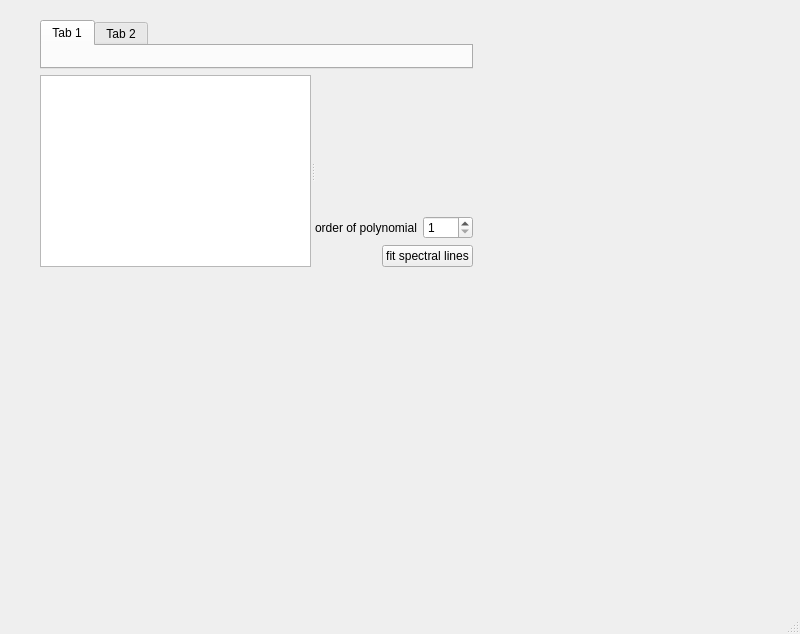
Old version of the form piccolo2/utils/calibrate.ui in the repository TeamPiccolo/piccolo2-utils.
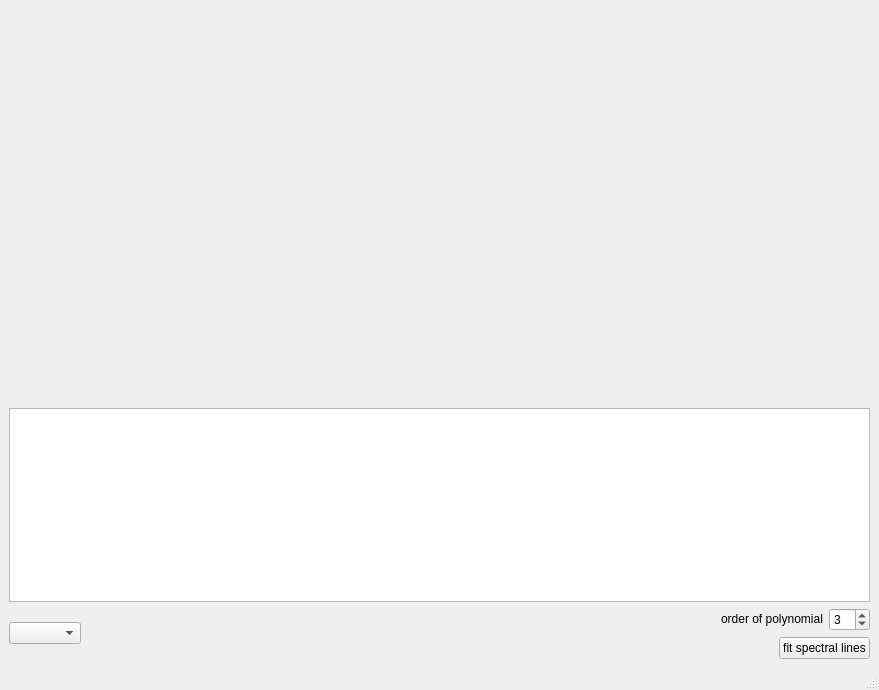
New version of the form. Custom widgets are drawn as their Qt base class.

What changed in the file:
```diff
--- a/piccolo2/utils/calibrate.ui
+++ b/piccolo2/utils/calibrate.ui
@@ -6,70 +6,102 @@
    <rect>
     <x>0</x>
     <y>0</y>
-    <width>800</width>
-    <height>634</height>
+    <width>879</width>
+    <height>690</height>
    </rect>
   </property>
   <property name="windowTitle">
    <string>MainWindow</string>
   </property>
   <widget class="QWidget" name="centralwidget">
-   <widget class="QWidget" name="">
-    <property name="geometry">
-     <rect>
-      <x>40</x>
-      <y>20</y>
-      <width>433</width>
-      <height>247</height>
-     </rect>
-    </property>
-    <layout class="QVBoxLayout" name="verticalLayout_2">
+   <property name="sizePolicy">
+    <sizepolicy hsizetype="Expanding" vsizetype="Expanding">
+     <horstretch>0</horstretch>
+     <verstretch>0</verstretch>
+    </sizepolicy>
+   </property>
+   <layout class="QGridLayout" name="gridLayout">
+    <item row="0" column="0">
+     <layout class="QVBoxLayout" name="verticalLayout_3">
      <item>
-      <widget class="QTabWidget" name="tabWidget">
-       <widget class="QWidget" name="tab">
-        <attribute name="title">
-         <string>Tab 1</string>
-        </attribute>
+       <widget class="CalibratePlot" name="calibratePlot" native="true">
+        <property name="sizePolicy">
+         <sizepolicy hsizetype="Expanding" vsizetype="Expanding">
+          <horstretch>0</horstretch>
+          <verstretch>0</verstretch>
+         </sizepolicy>
+        </property>
        </widget>
-       <widget class="QWidget" name="tab_2">
-        <attribute name="title">
-         <string>Tab 2</string>
-        </attribute>
-       </widget>
-      </widget>
      </item>
      <item>
-      <widget class="QSplitter" name="splitter">
-       <property name="orientation">
-        <enum>Qt::Horizontal</enum>
-       </property>
-       <widget class="QColumnView" name="columnView">
+       <widget class="QWidget" name="misfitPlot" native="true">
         <property name="sizePolicy">
-         <sizepolicy hsizetype="Expanding" vsizetype="Minimum">
+         <sizepolicy hsizetype="Expanding" vsizetype="Expanding">
           <horstretch>0</horstretch>
           <verstretch>0</verstretch>
          </sizepolicy>
         </property>
        </widget>
-       <widget class="QWidget" name="">
+      </item>
+      <item>
+       <widget class="QTableView" name="tableView"/>
+      </item>
+     </layout>
+    </item>
+    <item row="1" column="0">
+     <layout class="QHBoxLayout" name="horizontalLayout_3">
+      <item>
         <layout class="QVBoxLayout" name="verticalLayout">
          <item>
-          <spacer name="verticalSpacer">
+         <widget class="QComboBox" name="lightSourceSelector">
+          <property name="sizePolicy">
+           <sizepolicy hsizetype="Fixed" vsizetype="Fixed">
+            <horstretch>0</horstretch>
+            <verstretch>0</verstretch>
+           </sizepolicy>
+          </property>
+         </widget>
+        </item>
+       </layout>
+      </item>
+      <item>
+       <spacer name="horizontalSpacer_2">
            <property name="orientation">
-            <enum>Qt::Vertical</enum>
+         <enum>Qt::Horizontal</enum>
            </property>
            <property name="sizeHint" stdset="0">
             <size>
-             <width>20</width>
-             <height>40</height>
+          <width>40</width>
+          <height>20</height>
             </size>
            </property>
           </spacer>
          </item>
+      <item>
+       <layout class="QVBoxLayout" name="verticalLayout_2">
          <item>
           <layout class="QHBoxLayout" name="horizontalLayout">
+          <item>
+           <spacer name="horizontalSpacer_3">
+            <property name="orientation">
+             <enum>Qt::Horizontal</enum>
+            </property>
+            <property name="sizeHint" stdset="0">
+             <size>
+              <width>40</width>
+              <height>20</height>
+             </size>
+            </property>
+           </spacer>
+          </item>
            <item>
             <widget class="QLabel" name="label">
+            <property name="sizePolicy">
+             <sizepolicy hsizetype="Fixed" vsizetype="Fixed">
+              <horstretch>0</horstretch>
+              <verstretch>0</verstretch>
+             </sizepolicy>
+            </property>
              <property name="text">
               <string>order of polynomial</string>
              </property>
@@ -83,6 +115,9 @@
              <property name="maximum">
               <number>10</number>
              </property>
+            <property name="value">
+             <number>3</number>
+            </property>
             </widget>
            </item>
           </layout>
@@ -104,6 +139,12 @@
            </item>
            <item>
             <widget class="QPushButton" name="calculateCoeffs">
+            <property name="sizePolicy">
+             <sizepolicy hsizetype="Fixed" vsizetype="Fixed">
+              <horstretch>0</horstretch>
+              <verstretch>0</verstretch>
+             </sizepolicy>
+            </property>
              <property name="text">
               <string>fit spectral lines</string>
              </property>
@@ -112,11 +153,10 @@
           </layout>
          </item>
         </layout>
-       </widget>
-      </widget>
-     </item>
-    </layout>
-   </widget>
+      </item>
+     </layout>
+    </item>
+   </layout>
   </widget>
   <widget class="QMenuBar" name="menubar">
    <property name="geometry">
@@ -130,6 +170,14 @@
   </widget>
   <widget class="QStatusBar" name="statusbar"/>
  </widget>
+ <customwidgets>
+  <customwidget>
+   <class>CalibratePlot</class>
+   <extends>QWidget</extends>
+   <header>CalibratePlot.h</header>
+   <container>1</container>
+  </customwidget>
+ </customwidgets>
  <resources/>
  <connections/>
 </ui>
```
Left out of the diff: 2 changed lines with no effect on the pictures. Lines whose indentation alone changed are shown as unchanged.
